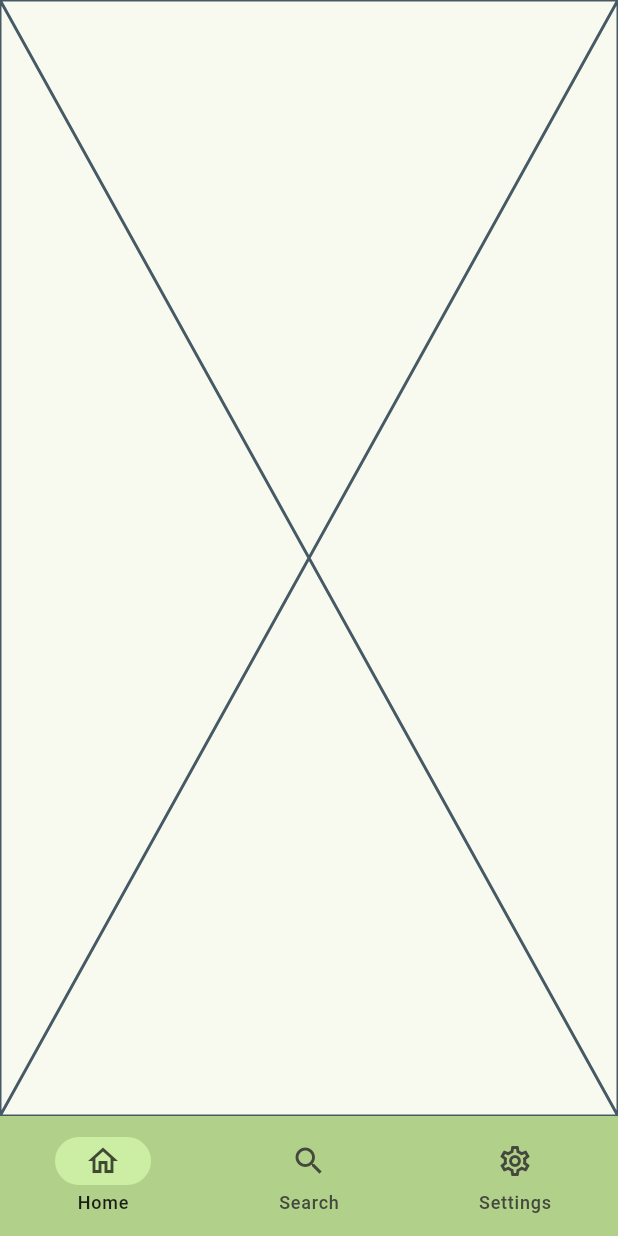
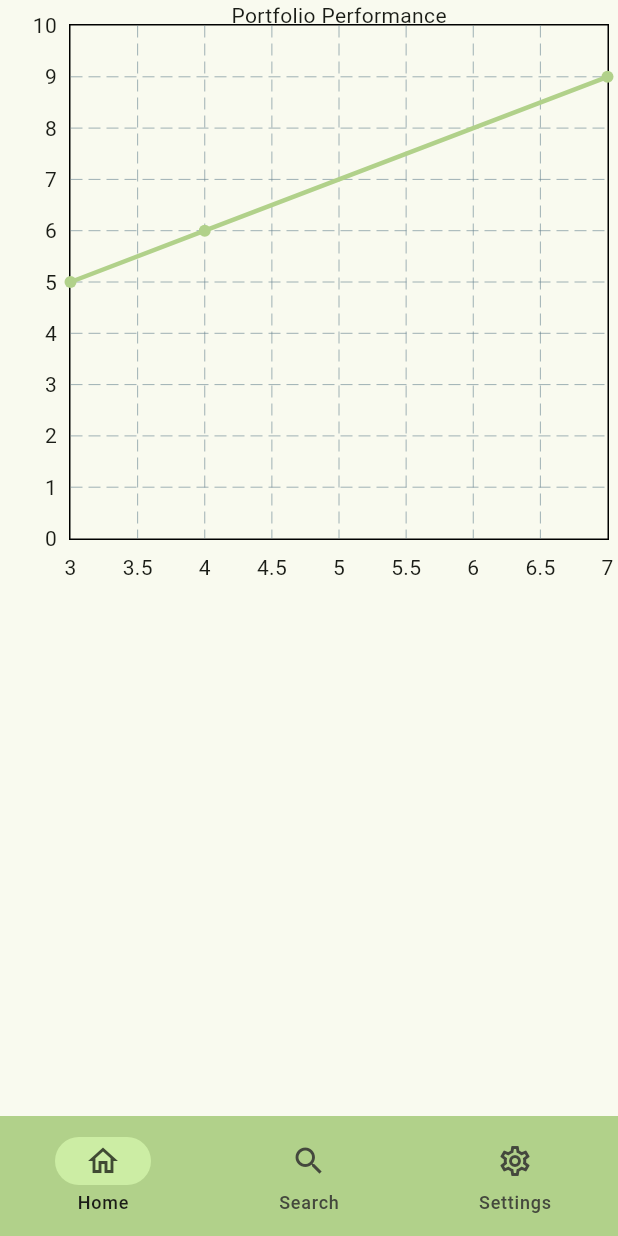
Before and after one commit to hyuntaekim1738/StockApp, a Flutter app: the screen it shows after launch, on a phone screen of 412 x 824 dp. Run offline on Flutter 3.47's test engine with Material 3 defaults, Android fonts, the phone set to English and light mode, and no system bars; drawn by our look-alikes of fl_chart.

Commit message:
fl_chart demo graph added

```diff
--- /dev/null
+++ b/lib/home_page/stock_home.dart
@@ -0,0 +1,25 @@
+import 'package:flutter/material.dart';
+import '../shared/graph.dart';
+
+class StockHome extends StatefulWidget {
+  const StockHome({super.key});
+  @override
+  State<StockHome> createState() => _StockHome();
+}
+//home page
+
+//graph
+
+//settings of which graph for which time period you want
+
+//individual stock info
+
+class _StockHome extends State<StockHome> {
+  var selectedIndex = 0;
+  @override
+  Widget build(BuildContext context) {
+    return const Center(
+      child: Graph(),
+    );
+  }
+}
--- a/lib/main.dart
+++ b/lib/main.dart
@@ -1,4 +1,5 @@
 import 'package:flutter/material.dart';
+import 'home_page/stock_home.dart';
 
 void main() {
   runApp(const MyApp());
@@ -35,7 +36,7 @@ class _MyHomePageState extends State<MyHomePage> {
     Widget page;
     switch (selectedIndex) {
       case 0:
-        page = const Placeholder(); //home page
+        page = const StockHome(); //home page
         break;
       case 1:
         page = const Placeholder(); //search page
--- /dev/null
+++ b/lib/shared/graph.dart
@@ -0,0 +1,56 @@
+import 'package:flutter/material.dart';
+import 'package:fl_chart/fl_chart.dart';
+
+class Graph extends StatefulWidget {
+  const Graph({super.key});
+  @override
+  State<Graph> createState() => _Graph();
+}
+
+class _Graph extends State<Graph> {
+  var selectedIndex = 0;
+  //initialize list of sample fl spots
+  List<FlSpot> spots = [ //research methods to convert datetime to integer/double
+    const FlSpot(3, 5),
+    const FlSpot(4, 6),
+    const FlSpot(7, 9),
+  ];
+  @override
+  Widget build(BuildContext context) {
+    return SafeArea(
+      child: Container(
+      alignment: Alignment.topCenter,
+      child: SizedBox(
+        height: 400,
+        width: 400,
+        //graph
+        child: LineChart(
+          LineChartData(
+            minY: 0,
+            maxY: 10, //set this later to the user's total profit * 1.25
+            //data points
+            lineBarsData: [
+              LineChartBarData(
+                spots: spots,
+                color: Theme.of(context).colorScheme.inversePrimary,
+                barWidth: 3,
+              ),
+            ],
+            //title labels
+            titlesData: const FlTitlesData(
+              topTitles: AxisTitles(
+                sideTitles: SideTitles(showTitles: false),
+                axisNameWidget: Text('Portfolio Performance'),
+              ),
+              leftTitles: AxisTitles(sideTitles: SideTitles(reservedSize: 40, showTitles: true)),
+              bottomTitles: AxisTitles(sideTitles: SideTitles(reservedSize: 40, showTitles: true)),
+              rightTitles: AxisTitles(sideTitles: SideTitles(showTitles: false),),
+            )
+          )
+        )
+        //line chart navigation
+      ),
+    )
+    );
+  }
+}
--- a/planning/history.txt
+++ b/planning/history.txt
@@ -49,12 +49,9 @@ I will be implementing the UI first and then later implementing the backend, as
 This is so that I can get some development done while putting in more research as to how to construct
 my backend.
 
-The implementation order will start with essential functions first, such as login/registration (every stocks
-transition needs a user id to identify to).
-    Implementation order:
-    Login/Registration
-    Stock page
-    Stock search page
-    Home page
-
-Login/Registration implementation
+Home page UI
+    Needs line graph with different options. Might need a state and logic similar to navigation to get each graph
+    Graph will likely need an outside library
+    Stock purchases of the user
+        A card for each stock that says the stock symbol, company name, and the price change.
+        Let each card expand and if you click on the stock itself, it will take you to the stock page
--- a/pubspec.yaml
+++ b/pubspec.yaml
@@ -35,6 +35,7 @@ dependencies:
   # The following adds the Cupertino Icons font to your application.
   # Use with the CupertinoIcons class for iOS style icons.
   cupertino_icons: ^1.0.6
+  fl_chart: ^0.67.0
 
 dev_dependencies:
   flutter_test:
```
Also changed, not shown: pubspec.lock.
